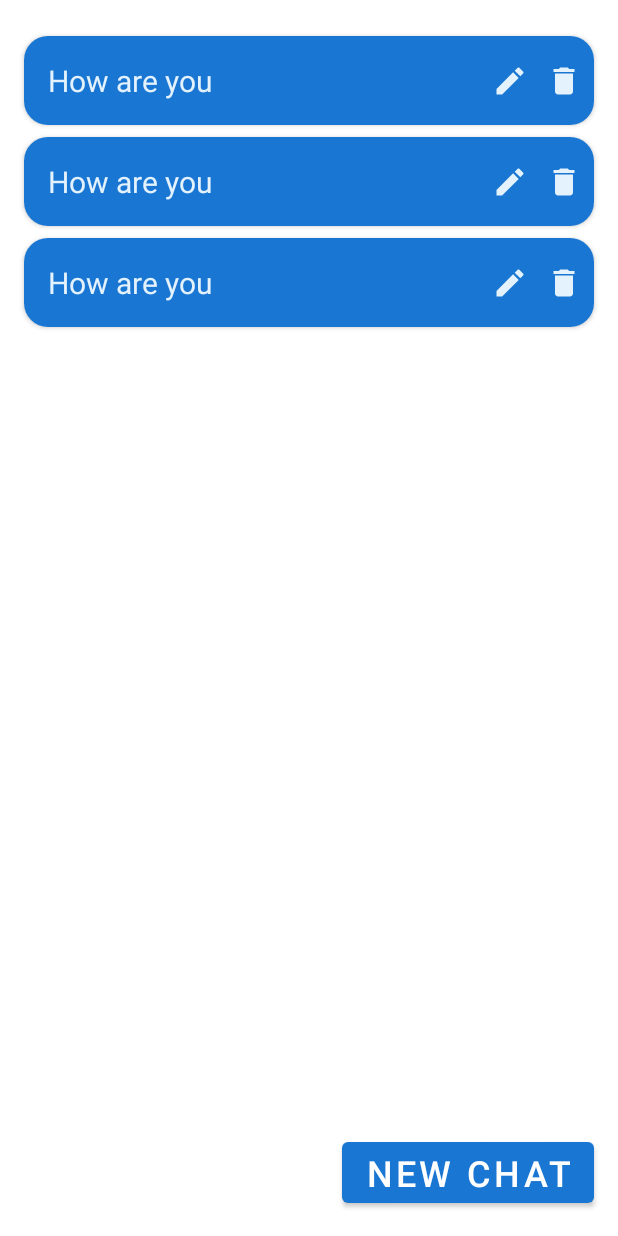
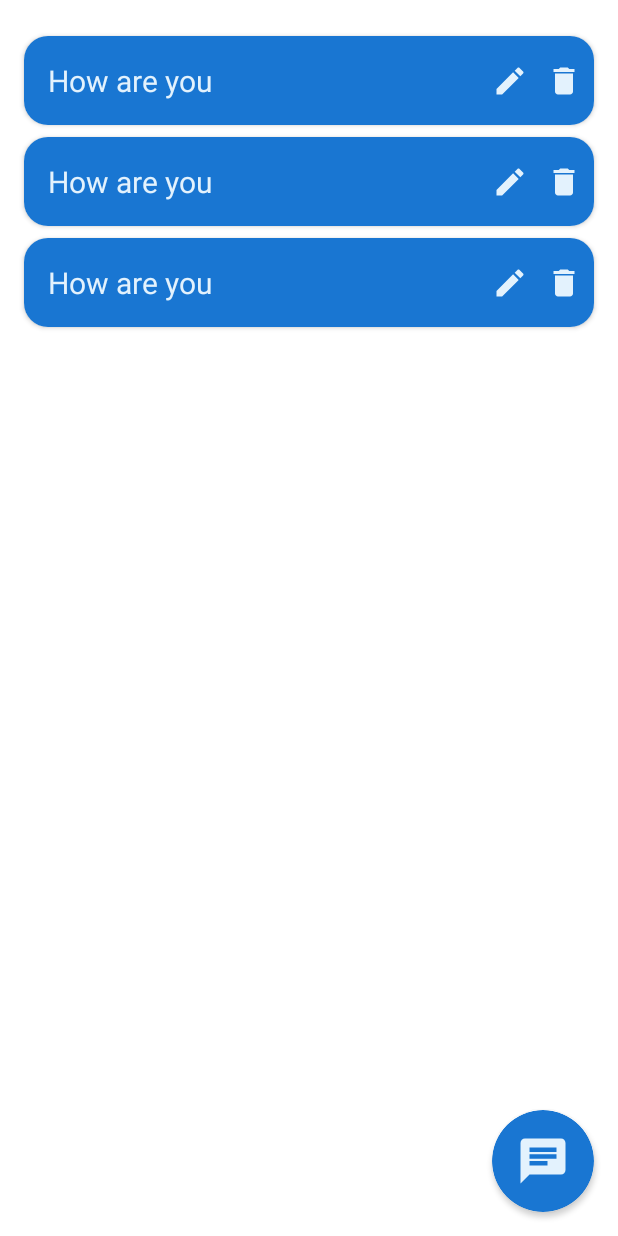
Before and after one commit to GevorgKhachatryan1997/ChatGPTApi, an Android app: the layout chats_history_fragment.xml on its own in the app's theme, with its tools: preview values and no code run, on a phone screen of 412 x 824 dp. Run offline under Robolectric (Android 15) with nearby library versions, the phone set to English and light mode, and no system bars.

Commit message:
Update chat history and chat screen

```diff
--- a/app/src/main/java/com/chatgpt/letaithink/ui/screen_fragment/ChatsHistoryFragment.kt
+++ b/app/src/main/java/com/chatgpt/letaithink/ui/screen_fragment/ChatsHistoryFragment.kt
@@ -5,8 +5,8 @@ import android.view.Menu
 import android.view.MenuInflater
 import android.view.MenuItem
 import android.view.View
-import android.widget.Button
 import androidx.appcompat.widget.Toolbar
+import androidx.cardview.widget.CardView
 import androidx.core.view.MenuProvider
 import androidx.fragment.app.activityViewModels
 import androidx.fragment.app.viewModels
@@ -46,7 +46,7 @@ class ChatsHistoryFragment : ScreenFragment(R.layout.chats_history_fragment), Me
     override val screen: MainViewModel.Screen
         get() = MainViewModel.ChatsHistory
 
-    private var btnCreateNewChat: Button? = null
+    private var btnCreateNewChat: CardView? = null
     private var rvChatsHistory: RecyclerView? = null
 
     override fun onViewCreated(view: View, savedInstanceState: Bundle?) {
@@ -54,7 +54,7 @@ class ChatsHistoryFragment : ScreenFragment(R.layout.chats_history_fragment), Me
 
         requireActivity().addMenuProvider(this, viewLifecycleOwner, Lifecycle.State.RESUMED)
 
-        btnCreateNewChat = view.findViewById<Button>(R.id.btn_create_new_chat).also {
+        btnCreateNewChat = view.findViewById<CardView>(R.id.cv_new_chat).also {
             it.setOnClickListener {
                 mainViewModel.showScreen(MainViewModel.AiChatScreen())
             }
--- a/app/src/main/res/layout/chats_history_fragment.xml
+++ b/app/src/main/res/layout/chats_history_fragment.xml
@@ -4,18 +4,6 @@
     xmlns:tools="http://schemas.android.com/tools"
     android:layout_width="match_parent"
     android:layout_height="match_parent">
-
-    <Button
-        android:id="@+id/btn_create_new_chat"
-        style="@style/Button"
-        android:layout_width="wrap_content"
-        android:layout_height="wrap_content"
-        android:layout_marginEnd="16dp"
-        android:layout_marginBottom="16dp"
-        android:text="@string/new_chat"
-        android:textSize="24sp"
-        app:layout_constraintBottom_toBottomOf="parent"
-        app:layout_constraintEnd_toEndOf="parent" />
 
     <androidx.recyclerview.widget.RecyclerView
         android:id="@+id/rv_chats_history"
@@ -24,11 +12,30 @@
         android:clipToPadding="true"
         android:overScrollMode="ifContentScrolls"
         android:paddingVertical="16dp"
-        app:layout_constraintBottom_toTopOf="@id/btn_create_new_chat"
+        app:layout_constraintBottom_toTopOf="@id/cv_new_chat"
         app:layout_constraintEnd_toEndOf="parent"
         app:layout_constraintStart_toStartOf="parent"
         app:layout_constraintTop_toTopOf="parent"
         app:layout_constraintVertical_bias="0.0"
         tools:listitem="@layout/chat_history_item" />
 
+    <androidx.cardview.widget.CardView
+        android:id="@+id/cv_new_chat"
+        android:layout_width="wrap_content"
+        android:layout_height="wrap_content"
+        android:layout_marginEnd="16dp"
+        android:layout_marginBottom="16dp"
+        app:cardBackgroundColor="@color/blue_700"
+        app:cardCornerRadius="100dp"
+        app:layout_constraintBottom_toBottomOf="parent"
+        app:layout_constraintEnd_toEndOf="parent">
+
+        <ImageView
+            style="@style/IconLight"
+            android:layout_width="36dp"
+            android:layout_height="36dp"
+            android:layout_margin="16dp"
+            android:src="@drawable/icon_chat" />
+    </androidx.cardview.widget.CardView>
+
 </androidx.constraintlayout.widget.ConstraintLayout>
```
Also changed, not shown: app/src/main/res/layout/chat_mode_item.xml (+7 -7 lines).
